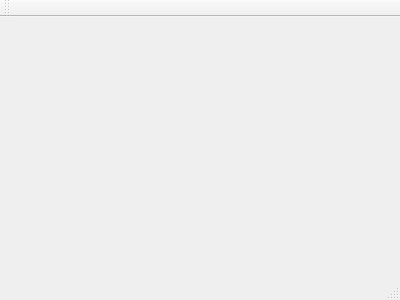
zhuym799/scan, file ScanVer1_0/mainwindow.ui: the form before one commit.
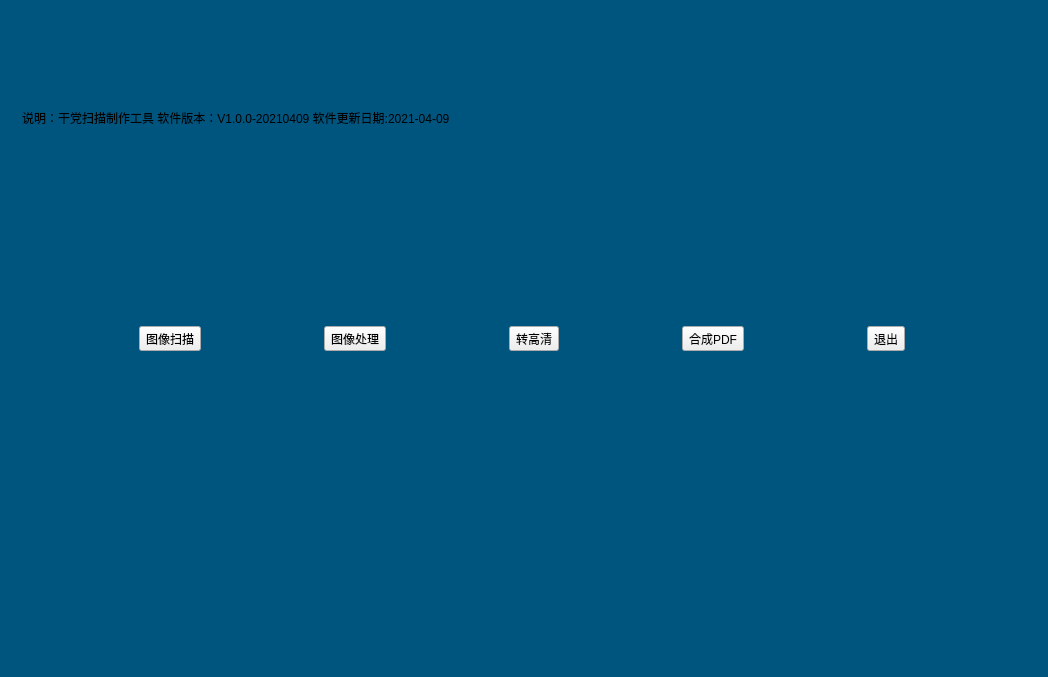
The form after the commit. Icons and pictures are not drawn.

What changed in the file:
```diff
--- a/ScanVer1_0/mainwindow.ui
+++ b/ScanVer1_0/mainwindow.ui
@@ -1,24 +1,177 @@
 <ui version="4.0">
  <class>MainWindow</class>
- <widget class="QMainWindow" name="MainWindow" >
-  <property name="geometry" >
+ <widget class="QMainWindow" name="MainWindow">
+  <property name="geometry">
    <rect>
     <x>0</x>
     <y>0</y>
-    <width>400</width>
-    <height>300</height>
+    <width>1048</width>
+    <height>677</height>
    </rect>
   </property>
   <property name="windowTitle" >
    <string>MainWindow</string>
   </property>
-  <widget class="QMenuBar" name="menuBar" />
-  <widget class="QToolBar" name="mainToolBar" />
-  <widget class="QWidget" name="centralWidget" />
-  <widget class="QStatusBar" name="statusBar" />
+  <property name="styleSheet">
+   <string notr="true">#MainWindow
+{
+	background-color: rgb(0, 85, 127);
+}
+#menuBar
+{     
+	font: 75 14pt &quot;Agency FB&quot;;
+}
+
+
+</string>
+  </property>
+  <widget class="QWidget" name="centralWidget">
+   <layout class="QVBoxLayout" name="verticalLayout_2">
+    <item>
+     <widget class="QWidget" name="widget" native="true">
+      <layout class="QVBoxLayout" name="verticalLayout">
+       <item>
+        <widget class="QLabel" name="label">
+         <property name="text">
+          <string>说明：干党扫描制作工具 软件版本：V1.0.0-20210409 软件更新日期:2021-04-09</string>
+         </property>
+        </widget>
+       </item>
+      </layout>
+     </widget>
+    </item>
+    <item>
+     <widget class="QWidget" name="widget_2" native="true">
+      <layout class="QGridLayout" name="gridLayout">
+       <item row="0" column="3">
+        <widget class="QToolButton" name="toolButton_4">
+         <property name="text">
+          <string>合成PDF</string>
+         </property>
+         <property name="icon">
+          <iconset>
+           <normaloff>image/1_4.png</normaloff>image/1_4.png</iconset>
+         </property>
+         <property name="iconSize">
+          <size>
+           <width>100</width>
+           <height>100</height>
+          </size>
+         </property>
+         <property name="toolButtonStyle">
+          <enum>Qt::ToolButtonTextUnderIcon</enum>
+         </property>
+        </widget>
+       </item>
+       <item row="0" column="0">
+        <widget class="QToolButton" name="toolButton">
+         <property name="text">
+          <string>图像扫描</string>
+         </property>
+         <property name="icon">
+          <iconset resource="qrc.qrc">
+           <normaloff>:/image/1_5.png</normaloff>:/image/1_5.png</iconset>
+         </property>
+         <property name="iconSize">
+          <size>
+           <width>100</width>
+           <height>100</height>
+          </size>
+         </property>
+         <property name="toolButtonStyle">
+          <enum>Qt::ToolButtonTextUnderIcon</enum>
+         </property>
+        </widget>
+       </item>
+       <item row="0" column="1">
+        <widget class="QToolButton" name="toolButton_2">
+         <property name="text">
+          <string>图像处理</string>
+         </property>
+         <property name="icon">
+          <iconset>
+           <normaloff>image/1_3.png</normaloff>image/1_3.png</iconset>
+         </property>
+         <property name="iconSize">
+          <size>
+           <width>100</width>
+           <height>100</height>
+          </size>
+         </property>
+         <property name="toolButtonStyle">
+          <enum>Qt::ToolButtonTextUnderIcon</enum>
+         </property>
+        </widget>
+       </item>
+       <item row="0" column="2">
+        <widget class="QToolButton" name="toolButton_3">
+         <property name="text">
+          <string>转高清</string>
+         </property>
+         <property name="icon">
+          <iconset>
+           <normaloff>image/1_2.png</normaloff>image/1_2.png</iconset>
+         </property>
+         <property name="iconSize">
+          <size>
+           <width>100</width>
+           <height>100</height>
+          </size>
+         </property>
+         <property name="toolButtonStyle">
+          <enum>Qt::ToolButtonTextUnderIcon</enum>
+         </property>
+        </widget>
+       </item>
+       <item row="0" column="4">
+        <widget class="QToolButton" name="toolButton_exit">
+         <property name="text">
+          <string>退出</string>
+         </property>
+         <property name="icon">
+          <iconset>
+           <normaloff>image/print.ico</normaloff>image/print.ico</iconset>
+         </property>
+         <property name="iconSize">
+          <size>
+           <width>100</width>
+           <height>99</height>
+          </size>
+         </property>
+         <property name="toolButtonStyle">
+          <enum>Qt::ToolButtonTextUnderIcon</enum>
+         </property>
+        </widget>
+       </item>
+      </layout>
+     </widget>
+    </item>
+    <item>
+     <widget class="QWidget" name="widget_3" native="true"/>
+    </item>
+   </layout>
+  </widget>
  </widget>
- <layoutDefault spacing="6" margin="11" />
- <pixmapfunction></pixmapfunction>
- <resources/>
- <connections/>
+ <layoutdefault spacing="6" margin="11"/>
+ <resources>
+  <include location="qrc.qrc"/>
+ </resources>
+ <connections>
+  <connection>
+   <sender>toolButton_exit</sender>
+   <signal>clicked()</signal>
+   <receiver>MainWindow</receiver>
+   <slot>close()</slot>
+   <hints>
+    <hint type="sourcelabel">
+     <x>898</x>
+     <y>337</y>
+    </hint>
+    <hint type="destinationlabel">
+     <x>523</x>
+     <y>338</y>
+    </hint>
+   </hints>
+  </connection>
+ </connections>
 </ui>
```
Left out of the diff: 3 changed lines with no effect on the pictures.
